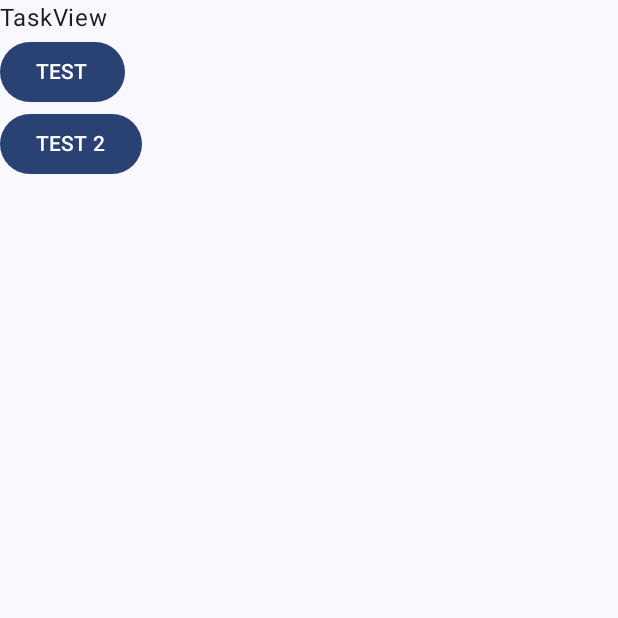
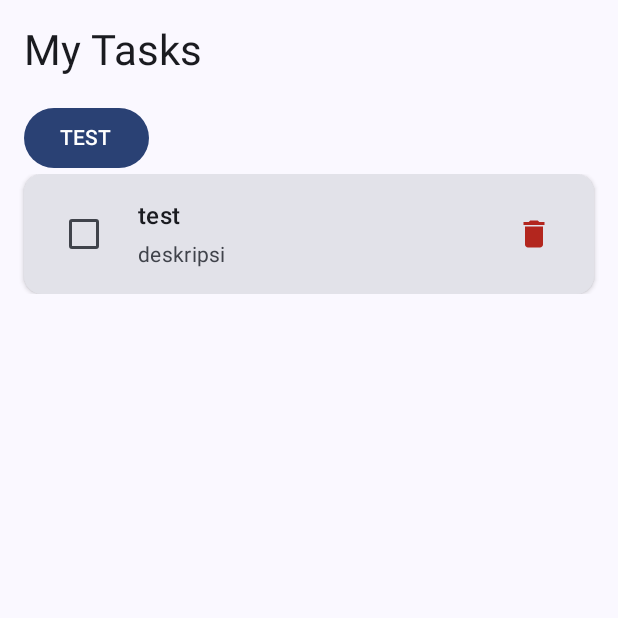
Before and after one commit to ekhiw/MyNotes, an Android app built with Jetpack Compose: the screen it shows after launch (MainActivity), after a tap on "TEST", on a phone screen of 412 x 824 dp, the top half of it. Run offline under Robolectric (Android 15) with nearby library versions, the phone set to English and light mode, and no system bars; our stand-ins replace Dagger/Hilt's generated code, Room's generated code; libraries missing offline, so code that uses them is left out: com.orhanobut.logger; 2 statements that could not run were skipped.

Commit message:
add LazyColumn
- set taskList var from viewModel collectAsState
- hardcoded add item
- show text when list empty

```diff
--- a/app/src/main/java/xyz/potasyyum/mynotes/presentation/App.kt
+++ b/app/src/main/java/xyz/potasyyum/mynotes/presentation/App.kt
@@ -24,19 +24,6 @@ fun App() {
             Column {
 
                 TaskView()
-                Button(onClick = {
-                    Logger.i("EKHIW")
-                    taskViewModel.addTaskItem(
-                        TaskEntity(title = "test" , desc = "deskripsi")
-                    )
-                }) {
-                    Text("TEST")
-                }
-                Button(onClick = {
-                    Logger.i("EKHIW2 ${taskViewModel.taskList.value.size}")
-                }) {
-                    Text("TEST 2")
-                }
             }
         }
     }
--- a/app/src/main/java/xyz/potasyyum/mynotes/presentation/screen/TaskView.kt
+++ b/app/src/main/java/xyz/potasyyum/mynotes/presentation/screen/TaskView.kt
@@ -1,10 +1,129 @@
 package xyz.potasyyum.mynotes.presentation.screen
 
-import androidx.compose.material3.Text
-import androidx.compose.runtime.Composable
-
+import androidx.compose.foundation.layout.*
+import androidx.compose.foundation.lazy.LazyColumn
+import androidx.compose.foundation.lazy.items
+import androidx.compose.material.icons.Icons
+import androidx.compose.material.icons.filled.Delete
+import androidx.compose.material3.*
+import androidx.compose.runtime.*
+import androidx.compose.ui.Alignment
+import androidx.compose.ui.Modifier
+import androidx.compose.ui.text.style.TextDecoration
+import androidx.compose.ui.unit.dp
+import androidx.hilt.navigation.compose.hiltViewModel
+import com.orhanobut.logger.Logger
+import xyz.potasyyum.mynotes.model.TaskEntity
+import xyz.potasyyum.mynotes.presentation.viewmodel.TaskViewModel
 
 @Composable
-fun TaskView() {
-    Text("TaskView")
+fun TaskView(
+    taskViewModel: TaskViewModel = hiltViewModel()
+) {
+    val taskList by taskViewModel.taskList.collectAsState()
+
+    Column(
+        modifier = Modifier
+            .fillMaxSize()
+            .padding(16.dp)
+    ) {
+        Text(
+            text = "My Tasks",
+            style = MaterialTheme.typography.headlineMedium,
+            modifier = Modifier.padding(bottom = 16.dp)
+        )
+
+        Button(onClick = {
+            Logger.i("EKHIW")
+            taskViewModel.addTaskItem(
+                TaskEntity(title = "test" , desc = "deskripsi")
+            )
+        }) {
+            Text("TEST")
+        }
+
+        if (taskList.isEmpty()) {
+            Box(
+                modifier = Modifier.fillMaxSize(),
+                contentAlignment = Alignment.Center
+            ) {
+                Text(
+                    text = "Task is empty!",
+                    style = MaterialTheme.typography.bodyLarge,
+                    color = MaterialTheme.colorScheme.onSurfaceVariant
+                )
+            }
+        } else {
+            LazyColumn(
+                verticalArrangement = Arrangement.spacedBy(8.dp)
+            ) {
+                items(taskList) { task ->
+                    TaskItem(
+                        task = task,
+                        onToggleTask = { taskViewModel.toggleTask(it) },
+                        onDeleteTask = { taskViewModel.removeTask(it) }
+                    )
+                }
+            }
+        }
+    }
 }
+
+@Composable
+fun TaskItem(
+    task: TaskEntity,
+    onToggleTask: (TaskEntity) -> Unit,
+    onDeleteTask: (TaskEntity) -> Unit
+) {
+    Card(
+        modifier = Modifier.fillMaxWidth(),
+        elevation = CardDefaults.cardElevation(defaultElevation = 2.dp)
+    ) {
+        Row(
+            modifier = Modifier
+                .fillMaxWidth()
+                .padding(16.dp),
+            verticalAlignment = Alignment.CenterVertically
+        ) {
+            Checkbox(
+                checked = task.status,
+                onCheckedChange = { onToggleTask(task) }
+            )
+
+            Spacer(modifier = Modifier.width(12.dp))
+
+            Column(
+                modifier = Modifier.weight(1f)
+            ) {
+                Text(
+                    text = task.title,
+                    style = MaterialTheme.typography.titleMedium,
+                    textDecoration = if (task.status) TextDecoration.LineThrough else null,
+                    color = if (task.status) MaterialTheme.colorScheme.onSurfaceVariant
+                           else MaterialTheme.colorScheme.onSurface
+                )
+
+                if (task.desc.isNotBlank()) {
+                    Text(
+                        text = task.desc,
+                        style = MaterialTheme.typography.bodyMedium,
+                        textDecoration = if (task.status) TextDecoration.LineThrough else null,
+                        color = if (task.status) MaterialTheme.colorScheme.onSurfaceVariant
+                               else MaterialTheme.colorScheme.onSurfaceVariant,
+                        modifier = Modifier.padding(top = 4.dp)
+                    )
+                }
+            }
+
+            IconButton(
+                onClick = { onDeleteTask(task) }
+            ) {
+                Icon(
+                    imageVector = Icons.Default.Delete,
+                    contentDescription = "delete",
+                    tint = MaterialTheme.colorScheme.error
+                )
+            }
+        }
+    }
+}
```
